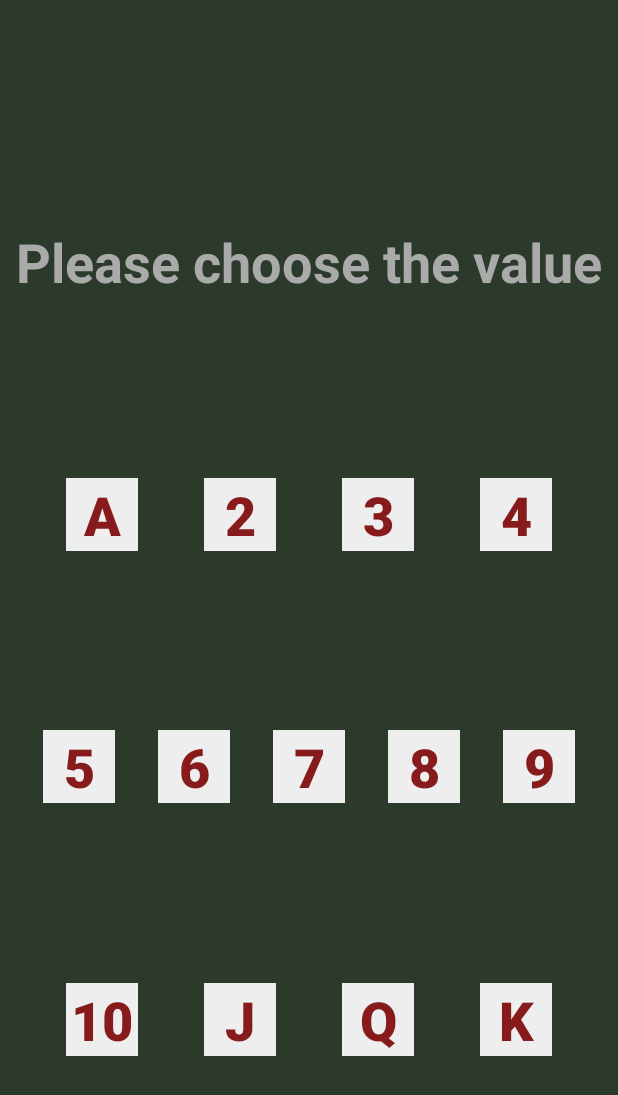
After one commit to latedude2/P3_image_processing, an Android app: the layout activity_set_value.xml on its own in the app's theme, with its tools: preview values and no code run, on a phone screen of 412 x 824 dp. The commit adds this screen. Shown: the top 1095 px of the screen. Run offline under Robolectric (Android 15) with nearby library versions, the phone set to English and light mode, and no system bars.

Commit message:
Changes card input to two activities

```diff
--- a/android_application/app/src/main/res/layout/activity_main.xml
+++ b/android_application/app/src/main/res/layout/activity_main.xml
@@ -19,19 +19,21 @@
     <ImageView
         android:id="@+id/back_disk"
         android:layout_width="fill_parent"
+        android:layout_height="0dp"
         android:layout_gravity="center_horizontal"
         android:adjustViewBounds="true"
+        android:contentDescription="the white circle at the back"
         android:scaleType="centerInside"
         app:layout_constraintBottom_toTopOf="@id/guideline"
         app:layout_constraintEnd_toEndOf="parent"
         app:layout_constraintStart_toStartOf="parent"
         app:layout_constraintTop_toTopOf="parent"
-        app:srcCompat="@drawable/back_disk"
-        android:contentDescription="the white circle at the back" />
+        app:srcCompat="@drawable/back_disk" />
 
     <ImageView
         android:id="@+id/arrow_disk"
         android:layout_width="fill_parent"
+        android:layout_height="0dp"
         android:layout_gravity="center_horizontal"
         android:adjustViewBounds="true"
         android:scaleType="centerInside"
@@ -45,6 +47,7 @@
 
     <ImageView
         android:id="@+id/overlay_disk"
+        android:layout_height="0dp"
         android:layout_width="fill_parent"
         android:layout_gravity="center_horizontal"
         android:adjustViewBounds="true"
--- /dev/null
+++ b/android_application/app/src/main/res/layout/activity_set_suit.xml
@@ -0,0 +1,71 @@
+<?xml version="1.0" encoding="utf-8"?>
+<androidx.constraintlayout.widget.ConstraintLayout xmlns:android="http://schemas.android.com/apk/res/android"
+    xmlns:app="http://schemas.android.com/apk/res-auto"
+    xmlns:tools="http://schemas.android.com/tools"
+    android:layout_width="match_parent"
+    android:layout_height="match_parent"
+    android:background="@color/backgroundColor"
+    android:orientation="vertical">
+
+    <TextView
+        android:id="@+id/InstructionText"
+        android:layout_width="wrap_content"
+        android:layout_height="wrap_content"
+        android:layout_marginTop="30dp"
+        android:text="Please Choose the suit"
+        android:textColor="@android:color/darker_gray"
+        android:textSize="36sp"
+        android:textStyle="bold"
+        app:layout_constraintBottom_toTopOf="@+id/imageButton3"
+        app:layout_constraintEnd_toEndOf="parent"
+        app:layout_constraintHorizontal_bias="0.5"
+        app:layout_constraintStart_toStartOf="parent"
+        app:layout_constraintTop_toTopOf="parent" />
+
+    <ImageButton
+        android:id="@+id/imageButton3"
+        android:layout_width="wrap_content"
+        android:layout_height="wrap_content"
+        app:layout_constraintBottom_toTopOf="@+id/imageButton5"
+        app:layout_constraintEnd_toStartOf="@+id/imageButton4"
+        app:layout_constraintHorizontal_bias="0.5"
+        app:layout_constraintStart_toStartOf="parent"
+        app:layout_constraintTop_toBottomOf="@+id/InstructionText"
+        app:srcCompat="@drawable/spade" />
+
+    <ImageButton
+        android:id="@+id/imageButton4"
+        android:layout_width="wrap_content"
+        android:layout_height="wrap_content"
+        app:layout_constraintBottom_toBottomOf="@+id/imageButton3"
+        app:layout_constraintEnd_toEndOf="parent"
+        app:layout_constraintHorizontal_bias="0.5"
+        app:layout_constraintStart_toEndOf="@+id/imageButton3"
+        app:layout_constraintTop_toTopOf="@+id/imageButton3"
+        app:srcCompat="@drawable/heart" />
+
+    <ImageButton
+        android:id="@+id/imageButton5"
+        android:layout_width="wrap_content"
+        android:layout_height="wrap_content"
+        android:layout_marginTop="10dp"
+        app:layout_constraintBottom_toBottomOf="parent"
+        app:layout_constraintEnd_toStartOf="@+id/imageButton6"
+        app:layout_constraintHorizontal_bias="0.5"
+        app:layout_constraintStart_toStartOf="parent"
+        app:layout_constraintTop_toBottomOf="@+id/imageButton3"
+        app:srcCompat="@drawable/diamond" />
+
+    <ImageButton
+        android:id="@+id/imageButton6"
+        android:layout_width="wrap_content"
+        android:layout_height="wrap_content"
+        android:layout_marginTop="10dp"
+        app:layout_constraintBottom_toBottomOf="@+id/imageButton5"
+        app:layout_constraintEnd_toEndOf="parent"
+        app:layout_constraintHorizontal_bias="0.5"
+        app:layout_constraintStart_toEndOf="@+id/imageButton5"
+        app:layout_constraintTop_toTopOf="@+id/imageButton5"
+        app:srcCompat="@drawable/club" />
+
+</androidx.constraintlayout.widget.ConstraintLayout>
--- /dev/null
+++ b/android_application/app/src/main/res/layout/activity_set_value.xml
@@ -0,0 +1,274 @@
+<?xml version="1.0" encoding="utf-8"?>
+<androidx.constraintlayout.widget.ConstraintLayout xmlns:android="http://schemas.android.com/apk/res/android"
+    xmlns:app="http://schemas.android.com/apk/res-auto"
+    xmlns:tools="http://schemas.android.com/tools"
+    android:layout_width="match_parent"
+    android:layout_height="match_parent"
+    android:background="@color/backgroundColor"
+    android:orientation="vertical">
+
+    <TextView
+        android:id="@+id/InstructionText"
+        android:layout_width="wrap_content"
+        android:layout_height="wrap_content"
+        android:layout_marginTop="30dp"
+        android:text="Please choose the value"
+        android:textColor="@android:color/darker_gray"
+        android:textSize="36sp"
+        android:textStyle="bold"
+        app:layout_constraintBottom_toTopOf="@+id/button_A"
+        app:layout_constraintEnd_toEndOf="parent"
+        app:layout_constraintHorizontal_bias="0.5"
+        app:layout_constraintStart_toStartOf="parent"
+        app:layout_constraintTop_toTopOf="parent" />
+
+
+    <Button
+        android:id="@+id/button_A"
+        style="@android:style/Widget.Material.Light.Button.Borderless.Small"
+        android:layout_width="wrap_content"
+        android:layout_height="wrap_content"
+        android:background="@color/almostWhite"
+        android:cursorVisible="false"
+        android:ellipsize="none"
+        android:text="A"
+        android:textColor="@color/someRed"
+        android:textSize="36sp"
+        android:textStyle="bold"
+        android:typeface="normal"
+        app:layout_constraintBottom_toTopOf="@+id/button_5"
+        app:layout_constraintEnd_toStartOf="@+id/button_2"
+        app:layout_constraintHorizontal_bias="0.5"
+        app:layout_constraintStart_toStartOf="parent"
+        app:layout_constraintTop_toBottomOf="@+id/InstructionText" />
+
+    <Button
+        android:id="@+id/button_2"
+        style="@android:style/Widget.Material.Light.Button.Borderless.Small"
+        android:layout_width="wrap_content"
+        android:layout_height="wrap_content"
+        android:background="@color/almostWhite"
+        android:cursorVisible="false"
+        android:ellipsize="none"
+        android:text="2"
+        android:textColor="@color/someRed"
+        android:textSize="36sp"
+        android:textStyle="bold"
+        android:typeface="normal"
+        app:layout_constraintBottom_toBottomOf="@+id/button_A"
+        app:layout_constraintEnd_toStartOf="@+id/button_3"
+        app:layout_constraintHorizontal_bias="0.5"
+        app:layout_constraintStart_toEndOf="@+id/button_A"
+        app:layout_constraintTop_toTopOf="@+id/button_A" />
+
+    <Button
+        android:id="@+id/button_3"
+        style="@android:style/Widget.Material.Light.Button.Borderless.Small"
+        android:layout_width="wrap_content"
+        android:layout_height="wrap_content"
+        android:background="@color/almostWhite"
+        android:cursorVisible="false"
+        android:ellipsize="none"
+        android:text="3"
+        android:textColor="@color/someRed"
+        android:textSize="36sp"
+        android:textStyle="bold"
+        android:typeface="normal"
+        app:layout_constraintBottom_toBottomOf="@+id/button_2"
+        app:layout_constraintEnd_toStartOf="@+id/button_4"
+        app:layout_constraintHorizontal_bias="0.5"
+        app:layout_constraintStart_toEndOf="@+id/button_2"
+        app:layout_constraintTop_toTopOf="@+id/button_2" />
+
+    <Button
+        android:id="@+id/button_4"
+        style="@android:style/Widget.Material.Light.Button.Borderless.Small"
+        android:layout_width="wrap_content"
+        android:layout_height="wrap_content"
+        android:background="@color/almostWhite"
+        android:cursorVisible="false"
+        android:ellipsize="none"
+        android:text="4"
+        android:textColor="@color/someRed"
+        android:textSize="36sp"
+        android:textStyle="bold"
+        android:typeface="normal"
+        app:layout_constraintBottom_toBottomOf="@+id/button_3"
+        app:layout_constraintEnd_toEndOf="parent"
+        app:layout_constraintHorizontal_bias="0.5"
+        app:layout_constraintStart_toEndOf="@+id/button_3"
+        app:layout_constraintTop_toTopOf="@+id/button_3" />
+
+    <Button
+        android:id="@+id/button_5"
+        style="@android:style/Widget.Material.Light.Button.Borderless.Small"
+        android:layout_width="wrap_content"
+        android:layout_height="wrap_content"
+        android:background="@color/almostWhite"
+        android:cursorVisible="false"
+        android:ellipsize="none"
+        android:text="5"
+        android:textColor="@color/someRed"
+        android:textSize="36sp"
+        android:textStyle="bold"
+        android:typeface="normal"
+        app:layout_constraintBottom_toTopOf="@+id/button_10"
+        app:layout_constraintEnd_toStartOf="@+id/button_6"
+        app:layout_constraintHorizontal_bias="0.5"
+        app:layout_constraintStart_toStartOf="parent"
+        app:layout_constraintTop_toBottomOf="@+id/button_A" />
+
+    <Button
+        android:id="@+id/button_6"
+        style="@android:style/Widget.Material.Light.Button.Borderless.Small"
+        android:layout_width="wrap_content"
+        android:layout_height="wrap_content"
+        android:background="@color/almostWhite"
+        android:cursorVisible="false"
+        android:ellipsize="none"
+        android:text="6"
+        android:textColor="@color/someRed"
+        android:textSize="36sp"
+        android:textStyle="bold"
+        android:typeface="normal"
+        app:layout_constraintBottom_toBottomOf="@+id/button_5"
+        app:layout_constraintEnd_toStartOf="@+id/button_7"
+        app:layout_constraintHorizontal_bias="0.5"
+        app:layout_constraintStart_toEndOf="@+id/button_5"
+        app:layout_constraintTop_toTopOf="@+id/button_5" />
+
+    <Button
+        android:id="@+id/button_7"
+        style="@android:style/Widget.Material.Light.Button.Borderless.Small"
+        android:layout_width="wrap_content"
+        android:layout_height="wrap_content"
+        android:background="@color/almostWhite"
+        android:cursorVisible="false"
+        android:ellipsize="none"
+        android:text="7"
+        android:textColor="@color/someRed"
+        android:textSize="36sp"
+        android:textStyle="bold"
+        android:typeface="normal"
+        app:layout_constraintBottom_toBottomOf="@+id/button_6"
+        app:layout_constraintEnd_toStartOf="@+id/button_8"
+        app:layout_constraintHorizontal_bias="0.5"
+        app:layout_constraintStart_toEndOf="@+id/button_6"
+        app:layout_constraintTop_toTopOf="@+id/button_6" />
+
+    <Button
+        android:id="@+id/button_8"
+        style="@android:style/Widget.Material.Light.Button.Borderless.Small"
+        android:layout_width="wrap_content"
+        android:layout_height="wrap_content"
+        android:background="@color/almostWhite"
+        android:cursorVisible="false"
+        android:ellipsize="none"
+        android:text="8"
+        android:textColor="@color/someRed"
+        android:textSize="36sp"
+        android:textStyle="bold"
+        android:typeface="normal"
+        app:layout_constraintBottom_toBottomOf="@+id/button_7"
+        app:layout_constraintEnd_toStartOf="@+id/button_9"
+        app:layout_constraintHorizontal_bias="0.5"
+        app:layout_constraintStart_toEndOf="@+id/button_7"
+        app:layout_constraintTop_toTopOf="@+id/button_7" />
+
+    <Button
+        android:id="@+id/button_9"
+        style="@android:style/Widget.Material.Light.Button.Borderless.Small"
+        android:layout_width="wrap_content"
+        android:layout_height="wrap_content"
+        android:background="@color/almostWhite"
+        android:cursorVisible="false"
+        android:ellipsize="none"
+        android:text="9"
+        android:textColor="@color/someRed"
+        android:textSize="36sp"
+        android:textStyle="bold"
+        android:typeface="normal"
+        app:layout_constraintBottom_toBottomOf="@+id/button_8"
+        app:layout_constraintEnd_toEndOf="parent"
+        app:layout_constraintHorizontal_bias="0.5"
+        app:layout_constraintStart_toEndOf="@+id/button_8"
+        app:layout_constraintTop_toTopOf="@+id/button_8" />
+
+    <Button
+        android:id="@+id/button_10"
+        style="@android:style/Widget.Material.Light.Button.Borderless.Small"
+        android:layout_width="wrap_content"
+        android:layout_height="wrap_content"
+        android:background="@color/almostWhite"
+        android:cursorVisible="false"
+        android:ellipsize="none"
+        android:text="10"
+        android:textColor="@color/someRed"
+        android:textSize="36sp"
+        android:textStyle="bold"
+        android:typeface="normal"
+        app:layout_constraintBottom_toBottomOf="parent"
+        app:layout_constraintEnd_toStartOf="@+id/button_J"
+        app:layout_constraintHorizontal_bias="0.5"
+        app:layout_constraintStart_toStartOf="parent"
+        app:layout_constraintTop_toBottomOf="@+id/button_5" />
+
+
+    <Button
+        android:id="@+id/button_J"
+        style="@android:style/Widget.Material.Light.Button.Borderless.Small"
+        android:layout_width="wrap_content"
+        android:layout_height="wrap_content"
+        android:background="@color/almostWhite"
+        android:cursorVisible="false"
+        android:ellipsize="none"
+        android:text="J"
+        android:textColor="@color/someRed"
+        android:textSize="36sp"
+        android:textStyle="bold"
+        android:typeface="normal"
+        app:layout_constraintBottom_toBottomOf="@+id/button_10"
+        app:layout_constraintEnd_toStartOf="@+id/button_Q"
+        app:layout_constraintHorizontal_bias="0.5"
+        app:layout_constraintStart_toEndOf="@+id/button_10"
+        app:layout_constraintTop_toTopOf="@+id/button_10" />
+
+    <Button
+        android:id="@+id/button_Q"
+        style="@android:style/Widget.Material.Light.Button.Borderless.Small"
+        android:layout_width="wrap_content"
+        android:layout_height="wrap_content"
+        android:background="@color/almostWhite"
+        android:cursorVisible="false"
+        android:ellipsize="none"
+        android:text="Q"
+        android:textColor="@color/someRed"
+        android:textSize="36sp"
+        android:textStyle="bold"
+        android:typeface="normal"
+        app:layout_constraintBottom_toBottomOf="@+id/button_J"
+        app:layout_constraintEnd_toStartOf="@+id/button_K"
+        app:layout_constraintHorizontal_bias="0.5"
+        app:layout_constraintStart_toEndOf="@+id/button_J"
+        app:layout_constraintTop_toTopOf="@+id/button_J" />
+
+    <Button
+        android:id="@+id/button_K"
+        style="@android:style/Widget.Material.Light.Button.Borderless.Small"
+        android:layout_width="wrap_content"
+        android:layout_height="wrap_content"
+        android:background="@color/almostWhite"
+        android:cursorVisible="false"
+        android:ellipsize="none"
+        android:text="K"
+        android:textColor="@color/someRed"
+        android:textSize="36sp"
+        android:textStyle="bold"
+        android:typeface="normal"
+        app:layout_constraintBottom_toBottomOf="@+id/button_Q"
+        app:layout_constraintEnd_toEndOf="parent"
+        app:layout_constraintHorizontal_bias="0.5"
+        app:layout_constraintStart_toEndOf="@+id/button_Q"
+        app:layout_constraintTop_toTopOf="@+id/button_Q" />
+
+</androidx.constraintlayout.widget.ConstraintLayout>
--- a/android_application/app/src/main/res/layout/activity_setup.xml
+++ b/android_application/app/src/main/res/layout/activity_setup.xml
@@ -17,51 +17,31 @@
         android:textColor="@android:color/darker_gray"
         android:textSize="36sp"
         android:textStyle="bold"
+        app:layout_constraintBottom_toTopOf="@+id/imageButton"
         app:layout_constraintEnd_toEndOf="parent"
         app:layout_constraintHorizontal_bias="0.5"
         app:layout_constraintStart_toStartOf="parent"
         app:layout_constraintTop_toTopOf="parent" />
 
-    <androidx.appcompat.widget.AppCompatSpinner
-        android:id="@+id/first_numberSpinner"
+    <ImageButton
+        android:id="@+id/imageButton"
         android:layout_width="wrap_content"
         android:layout_height="wrap_content"
-        android:layout_marginTop="90dp"
-        android:entries="@array/number_array"
-        app:layout_constraintEnd_toStartOf="@+id/second_numberSpinner"
+        app:layout_constraintBottom_toBottomOf="@+id/imageButton2"
+        app:layout_constraintEnd_toStartOf="@+id/imageButton2"
         app:layout_constraintHorizontal_bias="0.5"
         app:layout_constraintStart_toStartOf="parent"
-        app:layout_constraintTop_toBottomOf="@+id/InstructionText" />
+        app:layout_constraintTop_toTopOf="@+id/imageButton2"
+        app:srcCompat="@drawable/card_test_1" />
 
-    <androidx.appcompat.widget.AppCompatSpinner
-        android:id="@+id/second_numberSpinner"
+    <ImageButton
+        android:id="@+id/imageButton2"
         android:layout_width="wrap_content"
         android:layout_height="wrap_content"
-        android:entries="@array/number_array"
-        app:layout_constraintBaseline_toBaselineOf="@+id/first_numberSpinner"
         app:layout_constraintEnd_toEndOf="parent"
         app:layout_constraintHorizontal_bias="0.5"
-        app:layout_constraintStart_toEndOf="@+id/first_numberSpinner" />
-
-    <androidx.appcompat.widget.AppCompatSpinner
-        android:id="@+id/first_suitSpinner"
-        android:layout_width="wrap_content"
-        android:layout_height="wrap_content"
-        android:layout_marginTop="50dp"
-        android:entries="@array/suit_array"
-        app:layout_constraintEnd_toStartOf="@+id/second_suitSpinner"
-        app:layout_constraintHorizontal_bias="0.5"
-        app:layout_constraintStart_toStartOf="parent"
-        app:layout_constraintTop_toBottomOf="@+id/first_numberSpinner" />
-
-    <androidx.appcompat.widget.AppCompatSpinner
-        android:id="@+id/second_suitSpinner"
-        android:layout_width="wrap_content"
-        android:layout_height="wrap_content"
-        android:entries="@array/suit_array"
-        app:layout_constraintBaseline_toBaselineOf="@+id/first_suitSpinner"
-        app:layout_constraintEnd_toEndOf="parent"
-        app:layout_constraintHorizontal_bias="0.5"
-        app:layout_constraintStart_toEndOf="@+id/first_suitSpinner" />
+        app:layout_constraintStart_toEndOf="@+id/imageButton"
+        app:srcCompat="@drawable/card_test_2"
+        tools:layout_editor_absoluteY="124dp" />
 
 </androidx.constraintlayout.widget.ConstraintLayout>
--- a/android_application/app/src/main/res/values/colors.xml
+++ b/android_application/app/src/main/res/values/colors.xml
@@ -4,4 +4,6 @@
     <color name="colorPrimaryDark">#00574B</color>
     <color name="colorAccent">#D81B60</color>
     <color name="backgroundColor">#2C3A2B</color>
+    <color name="almostWhite">#EEEEEE</color>
+    <color name="someRed">#871B1B</color>
 </resources>
```
Also changed, not shown: android_application/app/src/main/res/drawable/card_test_1.png (added), android_application/app/src/main/res/drawable/card_test_2.png (added), android_application/app/src/main/res/drawable/club.png (added), android_application/app/src/main/res/drawable/diamond.png (added), android_application/app/src/main/res/drawable/heart.png (added), android_application/app/src/main/res/drawable/spade.png (added).
